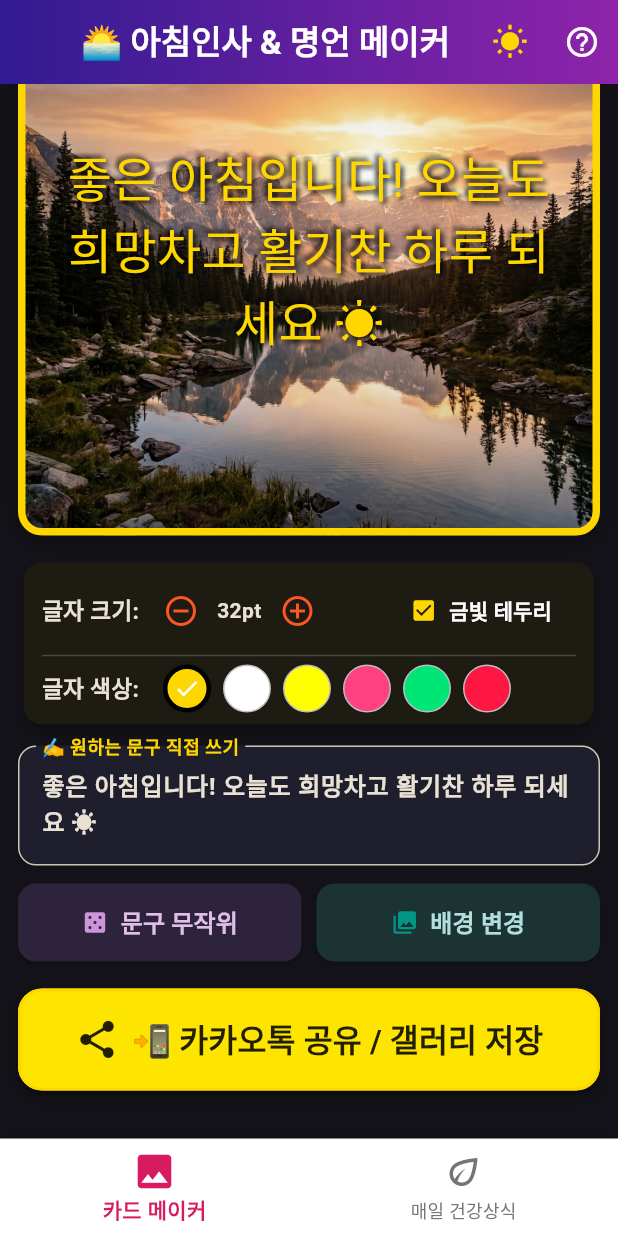
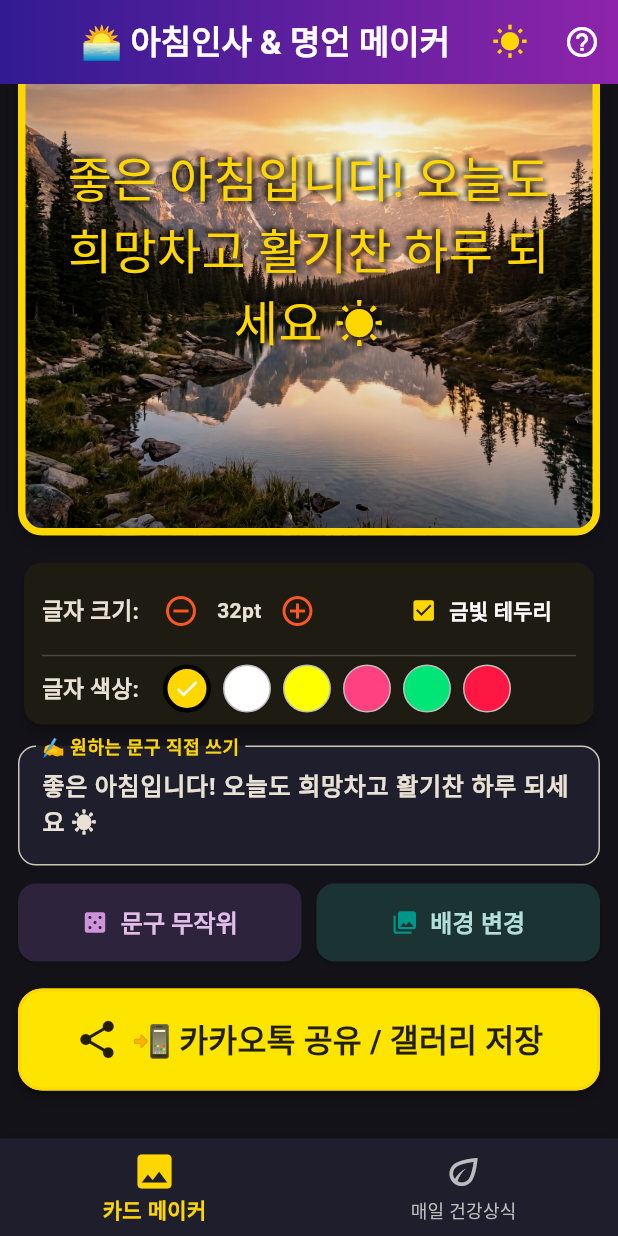
Before and after one commit to HaSangSeon/good_morning, a Flutter app: the screen it shows after launch, scrolled down 205 dp, after a tap on the "nightlight round" icon, on a phone screen of 412 x 824 dp. Run offline on Flutter 3.47's test engine with Material 3 defaults, Android fonts, the phone set to English and light mode, and no system bars; drawn by our look-alikes of screenshot; our stand-ins replace flutter_animate, google_fonts, google_mobile_ads, share_plus, shared_preferences; Roboto replaces fonts that are missing (Jua).

Commit message:
feat: 하단 네비게이션 바 및 매일 건강상식 탭 다크/라이트 테마 전면 연동

```diff
--- a/lib/screens/health_screen.dart
+++ b/lib/screens/health_screen.dart
@@ -6,6 +6,8 @@ import 'package:screenshot/screenshot.dart';
 import 'package:share_plus/share_plus.dart';
 import 'package:path_provider/path_provider.dart';
 import '../services/ad_service.dart';
+import '../services/theme_service.dart';
+import '../widgets/help_dialog.dart';
 
 class HealthTip {
   final String category;
@@ -199,6 +201,27 @@ class _HealthScreenState extends State<HealthScreen> {
           ),
         ),
         centerTitle: true,
+        actions: [
+          IconButton(
+            icon: Icon(
+              isDark ? Icons.wb_sunny : Icons.nightlight_round,
+              color: isDark ? const Color(0xFFFFD700) : Colors.white,
+            ),
+            tooltip: isDark ? '라이트 모드로 전환' : '다크 모드로 전환',
+            onPressed: () {
+              HapticFeedback.lightImpact();
+              ThemeService().toggleTheme();
+            },
+          ),
+          IconButton(
+            icon: const Icon(Icons.help_outline, color: Colors.white),
+            tooltip: '사용 가이드',
+            onPressed: () {
+              HapticFeedback.lightImpact();
+              HelpDialog.show(context);
+            },
+          ),
+        ],
       ),
       body: Column(
         children: [
--- a/lib/screens/main_tab_screen.dart
+++ b/lib/screens/main_tab_screen.dart
@@ -29,6 +29,8 @@ class _MainTabScreenState extends State<MainTabScreen> {
 
   @override
   Widget build(BuildContext context) {
+    final isDark = Theme.of(context).brightness == Brightness.dark;
+
     final List<Widget> pages = [
       HomeScreen(sharedTextNotifier: _sharedTextNotifier),
       HealthScreen(
@@ -44,35 +46,36 @@ class _MainTabScreenState extends State<MainTabScreen> {
         children: pages,
       ),
       bottomNavigationBar: Container(
-        decoration: const BoxDecoration(
-          boxShadow: [
+        decoration: BoxDecoration(
+          color: isDark ? const Color(0xFF1E1E2C) : Colors.white,
+          boxShadow: const [
             BoxShadow(color: Colors.black12, blurRadius: 10),
           ],
         ),
         child: BottomNavigationBar(
           currentIndex: _currentIndex,
-          selectedItemColor: const Color(0xFFD81B60),
-          unselectedItemColor: Colors.grey.shade600,
+          selectedItemColor: isDark ? const Color(0xFFFFD700) : const Color(0xFFD81B60),
+          unselectedItemColor: isDark ? Colors.grey.shade400 : Colors.grey.shade600,
           selectedFontSize: 14,
           unselectedFontSize: 12,
           selectedLabelStyle: const TextStyle(fontWeight: FontWeight.bold),
           type: BottomNavigationBarType.fixed,
-          backgroundColor: Colors.white,
+          backgroundColor: isDark ? const Color(0xFF1E1E2C) : Colors.white,
           onTap: (index) {
             HapticFeedback.selectionClick();
             setState(() {
               _currentIndex = index;
             });
           },
-          items: const [
+          items: [
             BottomNavigationBarItem(
-              icon: Icon(Icons.image, size: 28),
-              activeIcon: Icon(Icons.image, size: 30, color: Color(0xFFD81B60)),
+              icon: const Icon(Icons.image, size: 28),
+              activeIcon: Icon(Icons.image, size: 30, color: isDark ? const Color(0xFFFFD700) : const Color(0xFFD81B60)),
               label: '카드 메이커',
             ),
             BottomNavigationBarItem(
-              icon: Icon(Icons.eco_outlined, size: 28),
-              activeIcon: Icon(Icons.eco, size: 30, color: Color(0xFF2E7D32)),
+              icon: const Icon(Icons.eco_outlined, size: 28),
+              activeIcon: Icon(Icons.eco, size: 30, color: isDark ? const Color(0xFF81C784) : const Color(0xFF2E7D32)),
               label: '매일 건강상식',
             ),
           ],
```
